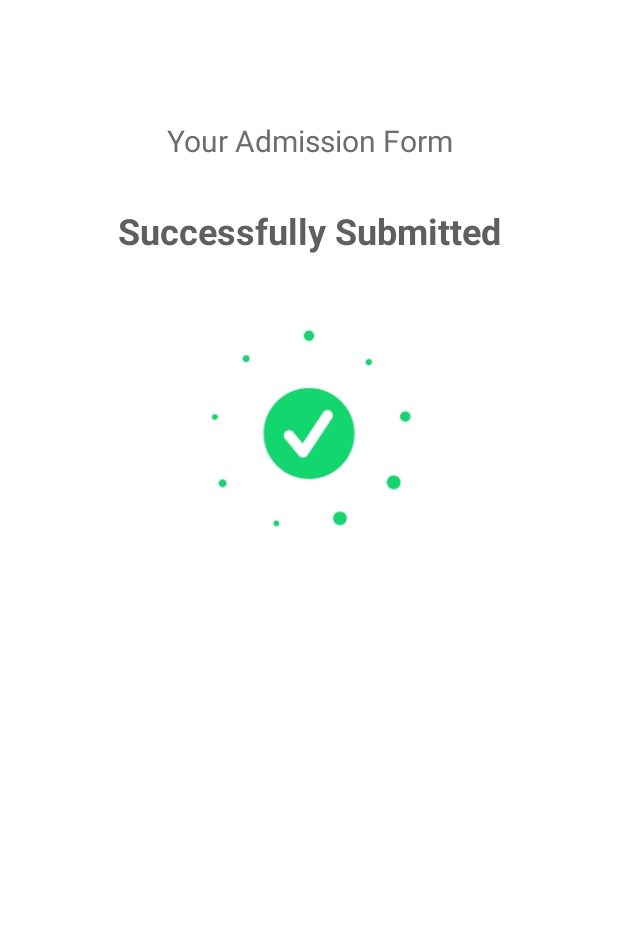
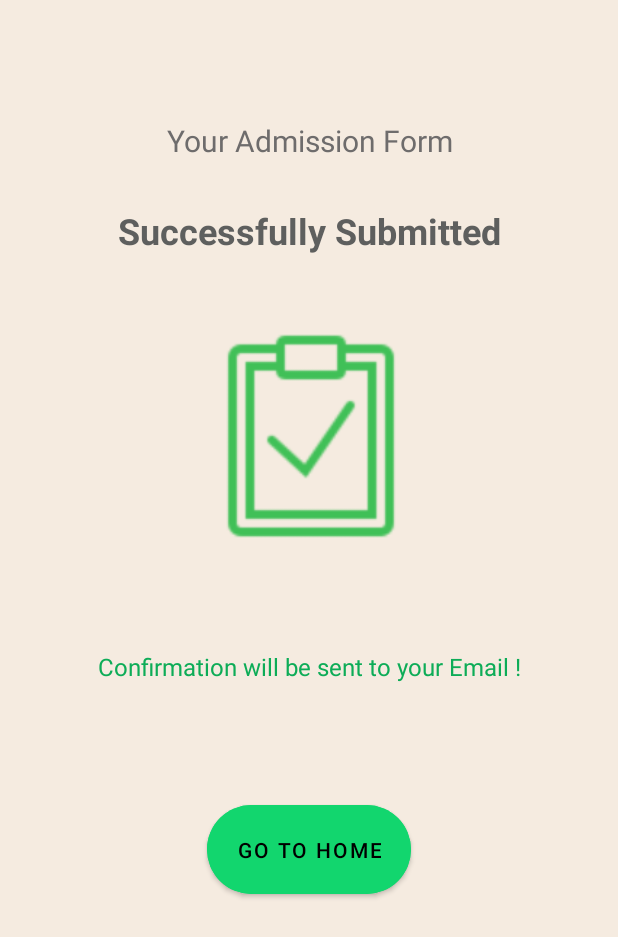
Before and after one commit to Rahul-Sharma-Github/Admission_App, an Android app: the SubmittedActivity screen opened directly, with no data from a screen before it, on a phone screen of 412 x 824 dp. Shown: the top 937 px of the screen. Run offline under Robolectric (Android 15) with nearby library versions, the phone set to English and light mode, and no system bars.

Commit message:
Changed the Done Icon and Added Confirmation text, Go To Home Button.

```diff
--- a/app/src/main/res/layout/activity_submitted.xml
+++ b/app/src/main/res/layout/activity_submitted.xml
@@ -2,8 +2,10 @@
 <androidx.constraintlayout.widget.ConstraintLayout xmlns:android="http://schemas.android.com/apk/res/android"
     xmlns:app="http://schemas.android.com/apk/res-auto"
     xmlns:tools="http://schemas.android.com/tools"
+    android:id="@+id/ConstraintLayoutSubmitted"
     android:layout_width="match_parent"
     android:layout_height="match_parent"
+    android:background="#F5EBE0"
     tools:context=".SubmittedActivity">
 
     <TextView
@@ -37,13 +39,43 @@
         app:layout_constraintTop_toBottomOf="@+id/submitTitle" />
 
     <ImageView
-        android:id="@+id/imageView"
-        android:layout_width="280dp"
-        android:layout_height="207dp"
-        android:layout_marginTop="15dp"
+        android:id="@+id/ivDone"
+        android:layout_width="196dp"
+        android:layout_height="145dp"
+        android:layout_marginTop="48dp"
+        app:layout_constraintEnd_toEndOf="parent"
+        app:layout_constraintHorizontal_bias="0.506"
+        app:layout_constraintStart_toStartOf="parent"
+        app:layout_constraintTop_toBottomOf="@+id/submitSubTitle"
+        app:srcCompat="@drawable/done" />
+
+    <TextView
+        android:id="@+id/tvConfirm"
+        android:layout_width="wrap_content"
+        android:layout_height="wrap_content"
+        android:layout_marginTop="70dp"
+        android:text="Confirmation will be sent to your Email !"
+        android:textAlignment="center"
+        android:textColor="#0DAC57"
+        android:textSize="16sp"
         app:layout_constraintEnd_toEndOf="parent"
         app:layout_constraintHorizontal_bias="0.5"
         app:layout_constraintStart_toStartOf="parent"
-        app:layout_constraintTop_toBottomOf="@+id/submitSubTitle"
-        app:srcCompat="@drawable/done" />
+        app:layout_constraintTop_toBottomOf="@+id/ivDone" />
+
+    <Button
+        android:id="@+id/btnGoHome"
+        android:layout_width="wrap_content"
+        android:layout_height="wrap_content"
+        android:layout_marginTop="75dp"
+        android:backgroundTint="#12D66E"
+        android:padding="20dp"
+        android:text="Go To Home"
+        android:textAlignment="center"
+        android:textColor="#000000"
+        app:cornerRadius="50dp"
+        app:layout_constraintEnd_toEndOf="parent"
+        app:layout_constraintHorizontal_bias="0.5"
+        app:layout_constraintStart_toStartOf="parent"
+        app:layout_constraintTop_toBottomOf="@+id/tvConfirm" />
 </androidx.constraintlayout.widget.ConstraintLayout>
```
Also changed, not shown: app/src/main/res/drawable/done.gif (deleted), app/src/main/res/drawable/done.png (added).
